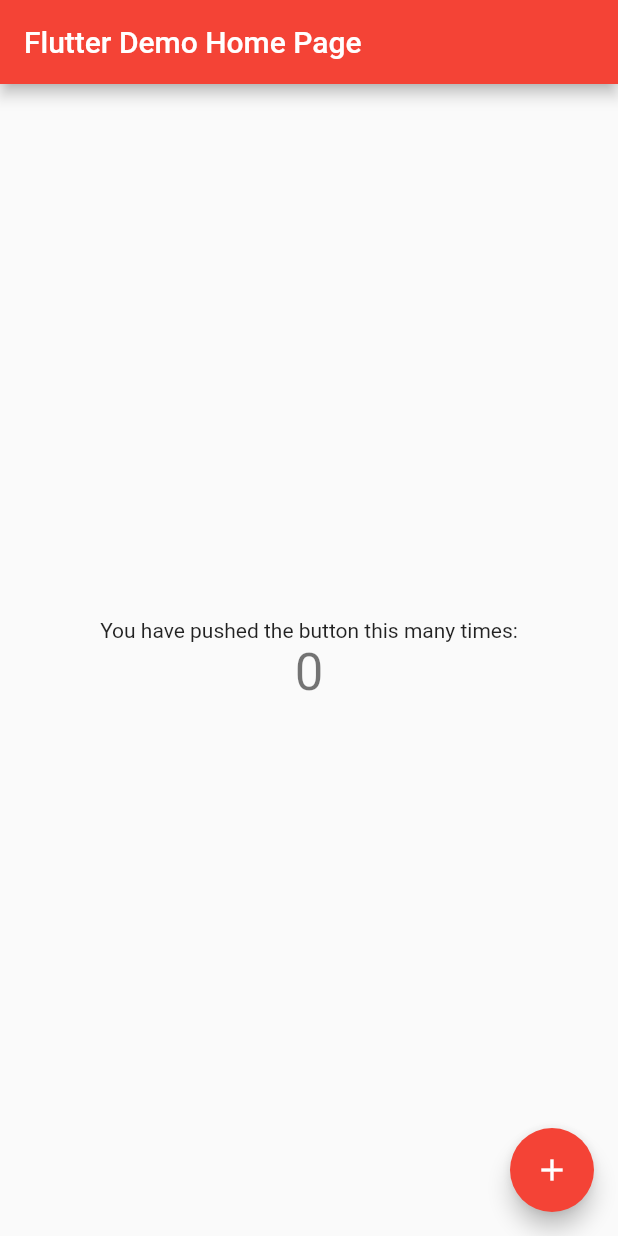
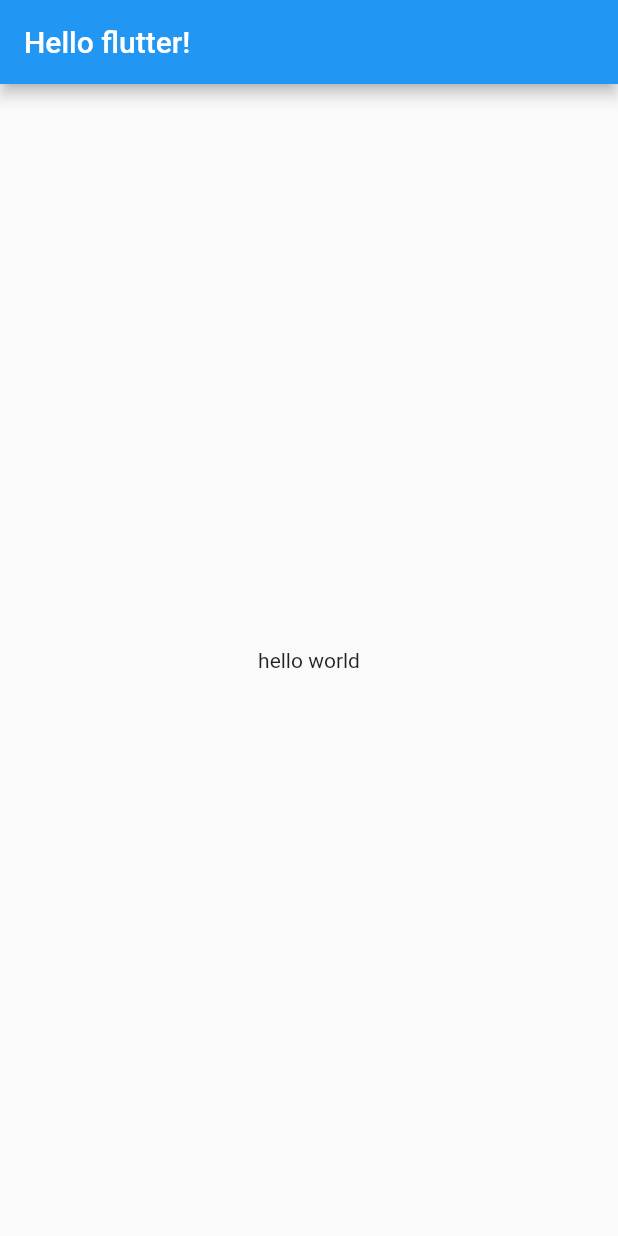
Before and after one commit to bigwave-cho/flutter-basic, a Flutter app: the screen it shows after launch, on a phone screen of 412 x 824 dp. Run offline on Flutter 3.47's test engine with Material 2 defaults, Android fonts, the phone set to English and light mode, and no system bars; missing offline and left inert: dart:ffi.

Commit message:
flutter widget의 동작 원리(class)

```diff
--- /dev/null
+++ b/lib/class.dart
@@ -0,0 +1,18 @@
+// Class of Dart
+// Flutter의 위젯들은 아래처럼 작동.
+import 'dart:ffi';
+
+class Player {
+  String name;
+  Int? age;
+
+  //dart class의 constructor
+  Player({required this.name, this.age});
+  // age는 옵셔널로 인스턴스 생성 시 파라미터로 필수가 아님.
+}
+
+// named parameter
+void main() {
+  var babo = Player(name: "babo");
+  babo.name; // babo
+}
--- a/lib/main.dart
+++ b/lib/main.dart
@@ -1,115 +1,33 @@
 import 'package:flutter/material.dart';
 
+// main 함수는 dart에서 모든 프로그램의 시작점!
 void main() {
-  runApp(const MyApp());
+  //void runApp(Widget app)
+  //https://docs.flutter.dev/development/ui/widgets 위젯 docs
+  // 위젯을 만드는 것은 class 를 만드는 것.
+  runApp(App());
 }
 
-class MyApp extends StatelessWidget {
-  const MyApp({super.key});
+// flutter의 core widget 2개 중 하나를 상속받아 widget을 만든다.
+// stateless & stateful
 
-  // This widget is the root of your application.
+class App extends StatelessWidget {
+  //모든 위젯은 build 메서드가 필수.
+  //build는 return하는 것을 화면에 보여줌
+  //StatelessWidget을 cmd 클릭해서 들어가보면 추상클래스로 구현돼있고 거기에 build 메서드가 있는 것도 확인 가능.
+  //그래서 build메서드를 오버라이드 하는 것.
   @override
   Widget build(BuildContext context) {
+    //App Widget은 root 위젯으로서 material(구글) or cupertino(애플) 중 선택.
     return MaterialApp(
-      title: 'Flutter Demo',
-      theme: ThemeData(
-        // This is the theme of your application.
-        //
-        // Try running your application with "flutter run". You'll see the
-        // application has a blue toolbar. Then, without quitting the app, try
-        // changing the primarySwatch below to Colors.green and then invoke
-        // "hot reload" (press "r" in the console where you ran "flutter run",
-        // or simply save your changes to "hot reload" in a Flutter IDE).
-        // Notice that the counter didn't reset back to zero; the application
-        // is not restarted.
-        primarySwatch: Colors.red,
+      //팁 : 위젯에 커서 올려보면 class의 constructor를 통하여 어떤 위젯, 속성이 있는지 알 수 있음.
+      //Scaffold : 뼈대를 구성하는 위젯.
+      home: Scaffold(
+        appBar: AppBar(
+          title: const Text("Hello flutter!"),
+        ),
+        body: const Center(child: Text('hello world')),
       ),
-      home: const MyHomePage(title: 'Flutter Demo Home Page'),
     );
   }
 }
-
-class MyHomePage extends StatefulWidget {
-  const MyHomePage({super.key, required this.title});
-
-  // This widget is the home page of your application. It is stateful, meaning
-  // that it has a State object (defined below) that contains fields that affect
-  // how it looks.
-
-  // This class is the configuration for the state. It holds the values (in this
-  // case the title) provided by the parent (in this case the App widget) and
-  // used by the build method of the State. Fields in a Widget subclass are
-  // always marked "final".
-
-  final String title;
-
-  @override
-  State<MyHomePage> createState() => _MyHomePageState();
-}
-
-class _MyHomePageState extends State<MyHomePage> {
-  int _counter = 0;
-
-  void _incrementCounter() {
-    setState(() {
-      // This call to setState tells the Flutter framework that something has
-      // changed in this State, which causes it to rerun the build method below
-      // so that the display can reflect the updated values. If we changed
-      // _counter without calling setState(), then the build method would not be
-      // called again, and so nothing would appear to happen.
-      _counter++;
-    });
-  }
-
-  @override
-  Widget build(BuildContext context) {
-    // This method is rerun every time setState is called, for instance as done
-    // by the _incrementCounter method above.
-    //
-    // The Flutter framework has been optimized to make rerunning build methods
-    // fast, so that you can just rebuild anything that needs updating rather
-    // than having to individually change instances of widgets.
-    return Scaffold(
-      appBar: AppBar(
-        // Here we take the value from the MyHomePage object that was created by
-        // the App.build method, and use it to set our appbar title.
-        title: Text(widget.title),
-      ),
-      body: Center(
-        // Center is a layout widget. It takes a single child and positions it
-        // in the middle of the parent.
-        child: Column(
-          // Column is also a layout widget. It takes a list of children and
-          // arranges them vertically. By default, it sizes itself to fit its
-          // children horizontally, and tries to be as tall as its parent.
-          //
-          // Invoke "debug painting" (press "p" in the console, choose the
-          // "Toggle Debug Paint" action from the Flutter Inspector in Android
-          // Studio, or the "Toggle Debug Paint" command in Visual Studio Code)
-          // to see the wireframe for each widget.
-          //
-          // Column has various properties to control how it sizes itself and
-          // how it positions its children. Here we use mainAxisAlignment to
-          // center the children vertically; the main axis here is the vertical
-          // axis because Columns are vertical (the cross axis would be
-          // horizontal).
-          mainAxisAlignment: MainAxisAlignment.center,
-          children: <Widget>[
-            const Text(
-              'You have pushed the button this many times:',
-            ),
-            Text(
-              '$_counter',
-              style: Theme.of(context).textTheme.headline4,
-            ),
-          ],
-        ),
-      ),
-      floatingActionButton: FloatingActionButton(
-        onPressed: _incrementCounter,
-        tooltip: 'Increment',
-        child: const Icon(Icons.add),
-      ), // This trailing comma makes auto-formatting nicer for build methods.
-    );
-  }
-}
```
